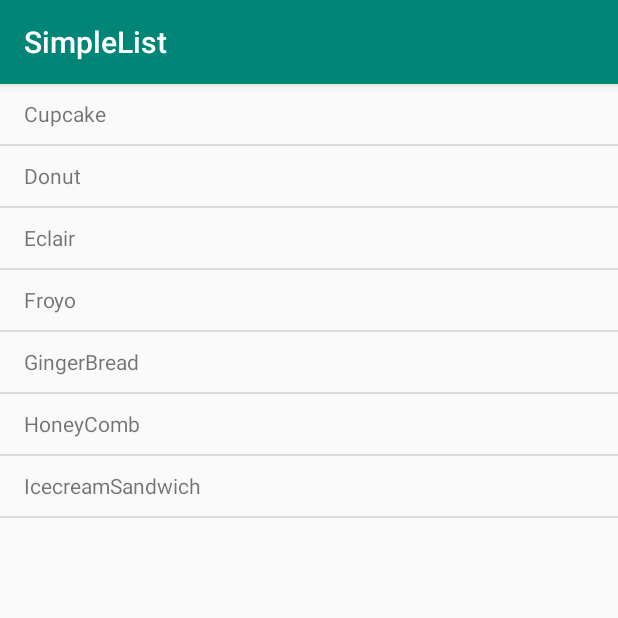
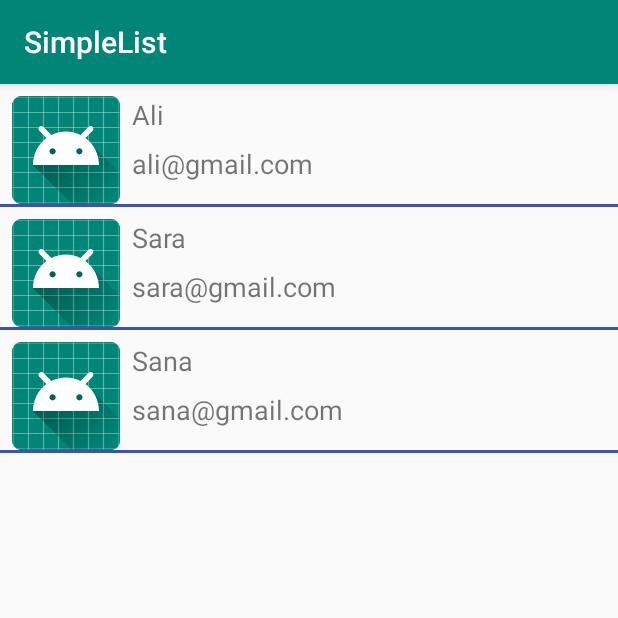
Before and after one commit to NumrahAlauddin05/ListView, an Android app: the screen it shows after launch (MainActivity before the commit, CustomList after it), on a phone screen of 412 x 824 dp, the top half of it. Run offline under Robolectric (Android 15) with nearby library versions, the phone set to English and light mode, and no system bars.

Commit message:
custom list

```diff
--- a/app/src/main/AndroidManifest.xml
+++ b/app/src/main/AndroidManifest.xml
@@ -9,7 +9,9 @@
         android:roundIcon="@mipmap/ic_launcher_round"
         android:supportsRtl="true"
         android:theme="@style/AppTheme">
-        <activity android:name=".MainActivity">
+        <activity android:name=".Detail"></activity>
+        <activity android:name=".MainActivity" />
+        <activity android:name=".CustomList">
             <intent-filter>
                 <action android:name="android.intent.action.MAIN" />
 
--- /dev/null
+++ b/app/src/main/java/com/example/simplelist/CustomAdapter.java
@@ -0,0 +1,58 @@
+package com.example.simplelist;
+
+import android.content.Context;
+import android.view.LayoutInflater;
+import android.view.View;
+import android.view.ViewGroup;
+import android.widget.BaseAdapter;
+import android.widget.ImageView;
+import android.widget.TextView;
+
+import java.util.ArrayList;
+
+public class CustomAdapter extends BaseAdapter {
+
+    Context context;
+    String[] userNames;
+    String[] userEMails;
+    int[] userImages;
+
+
+    public CustomAdapter(Context context, String[] userNames, String[] userEMails, int[] userImages) {
+        this.context = context;
+        this.userNames = userNames;
+        this.userEMails = userEMails;
+        this.userImages = userImages;
+    }
+
+    @Override
+    public int getCount() {
+        return userNames.length;
+    }
+
+    @Override
+    public Object getItem(int position) {
+        return null;
+    }
+
+    @Override
+    public long getItemId(int position) {
+        return 0;
+    }
+
+    @Override
+    public View getView(int position, View convertView, ViewGroup parent) {
+
+        View view = LayoutInflater.from(context).inflate(R.layout.list_item1, null);
+        TextView nameTv = view.findViewById(R.id.userName);
+        TextView emailTv = view.findViewById(R.id.userEmail);
+        ImageView image = view.findViewById(R.id.userImage);
+
+        nameTv.setText(userNames[position]);
+        emailTv.setText(userEMails[position]);
+        image.setImageResource(userImages[position]);
+
+
+        return view;
+    }
+}
--- /dev/null
+++ b/app/src/main/java/com/example/simplelist/CustomList.java
@@ -0,0 +1,26 @@
+package com.example.simplelist;
+
+import androidx.appcompat.app.AppCompatActivity;
+
+import android.os.Bundle;
+import android.widget.ListView;
+
+public class CustomList extends AppCompatActivity {
+
+    ListView userList;
+    CustomAdapter adapter;
+    String[] names = {"Ali", "Sara", "Sana"};
+    String[] emails = {"ali@gmail.com", "sara@gmail.com", "sana@gmail.com"};
+    int[] images = {R.mipmap.ic_launcher,R.mipmap.ic_launcher, R.mipmap.ic_launcher};
+
+    @Override
+    protected void onCreate(Bundle savedInstanceState) {
+        super.onCreate(savedInstanceState);
+        setContentView(R.layout.activity_custom_list);
+
+        userList = findViewById(R.id.customList);
+        adapter = new CustomAdapter(CustomList.this, names,emails,images );
+        userList.setAdapter(adapter);
+
+    }
+}
--- /dev/null
+++ b/app/src/main/res/layout/activity_custom_list.xml
@@ -0,0 +1,21 @@
+<?xml version="1.0" encoding="utf-8"?>
+<androidx.constraintlayout.widget.ConstraintLayout xmlns:android="http://schemas.android.com/apk/res/android"
+    xmlns:app="http://schemas.android.com/apk/res-auto"
+    xmlns:tools="http://schemas.android.com/tools"
+    android:layout_width="match_parent"
+    android:layout_height="match_parent"
+    tools:context=".CustomList">
+
+    <ListView
+        android:id="@+id/customList"
+        android:layout_width="match_parent"
+        android:layout_height="match_parent"
+        app:layout_constraintBottom_toBottomOf="parent"
+        app:layout_constraintEnd_toEndOf="parent"
+        app:layout_constraintStart_toStartOf="parent"
+        android:divider="#3F51B5"
+        android:dividerHeight="2dp"
+        android:listSelector="#6A00BCD4"
+        app:layout_constraintTop_toTopOf="parent" />
+
+</androidx.constraintlayout.widget.ConstraintLayout>
--- /dev/null
+++ b/app/src/main/res/layout/list_item1.xml
@@ -0,0 +1,38 @@
+<?xml version="1.0" encoding="utf-8"?>
+<RelativeLayout xmlns:android="http://schemas.android.com/apk/res/android"
+    android:layout_width="match_parent"
+    android:layout_height="wrap_content"
+    android:orientation="horizontal">
+
+
+    <ImageView
+        android:id="@+id/userImage"
+        android:layout_width="wrap_content"
+        android:layout_height="wrap_content"
+        android:layout_marginStart="8dp"
+        android:layout_marginTop="8dp"
+        android:src="@mipmap/ic_launcher" />
+
+    <TextView
+        android:id="@+id/userName"
+        android:layout_width="wrap_content"
+        android:layout_height="wrap_content"
+        android:layout_marginStart="8dp"
+        android:layout_marginTop="8dp"
+        android:layout_toEndOf="@id/userImage"
+        android:text="Name"
+        android:textSize="18sp" />
+
+    <TextView
+        android:id="@+id/userEmail"
+        android:layout_width="wrap_content"
+        android:layout_height="wrap_content"
+        android:layout_marginStart="8dp"
+        android:layout_marginTop="8dp"
+        android:layout_toEndOf="@id/userImage"
+        android:layout_below="@id/userName"
+        android:text="EMAIL"
+        android:textSize="18sp" />
+
+
+</RelativeLayout>
```
Also changed, not shown: app/src/main/java/com/example/simplelist/Detail.java (added, +22 -0 lines), app/src/main/java/com/example/simplelist/MainActivity.java (+18 -3 lines), app/src/main/res/layout/activity_detail.xml (added, +23 -0 lines).
